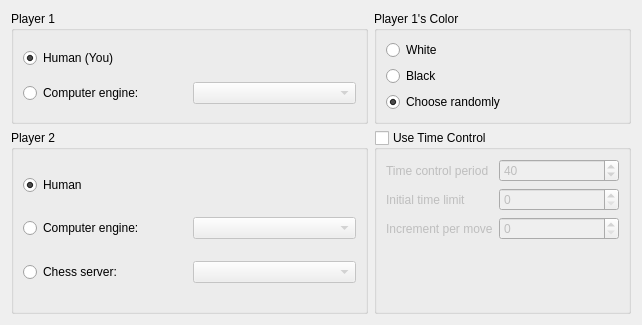
Old version of the form src/gamedialog.ui in the repository KDE/knights.
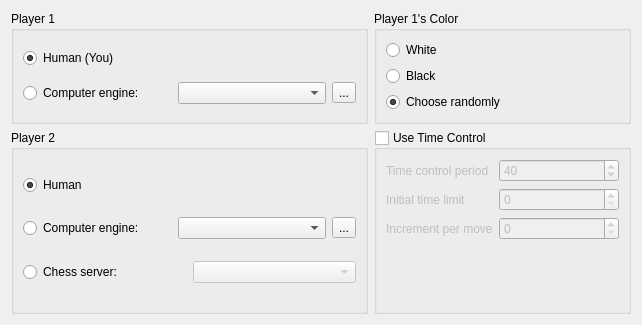
New version of the form. Custom widgets are drawn as their Qt base class.

Commit message: Finish implementing engine settings, still looks ugly

What changed in the file:
```diff
--- a/src/gamedialog.ui
+++ b/src/gamedialog.ui
@@ -62,12 +62,12 @@
          </widget>
         </item>
         <item>
-         <widget class="KHistoryComboBox" name="player1Program">
-          <property name="enabled">
-           <bool>false</bool>
-          </property>
-          <property name="historyItems">
-           <stringlist/>
+         <widget class="KComboBox" name="player1Program"/>
+        </item>
+        <item>
+         <widget class="QToolButton" name="player1Engines">
+          <property name="text">
+           <string>...</string>
           </property>
          </widget>
         </item>
@@ -102,12 +102,12 @@
          </widget>
         </item>
         <item>
-         <widget class="KHistoryComboBox" name="player2Program">
-          <property name="enabled">
-           <bool>false</bool>
-          </property>
-          <property name="historyItems">
-           <stringlist/>
+         <widget class="KComboBox" name="player2Program"/>
+        </item>
+        <item>
+         <widget class="QToolButton" name="player2Engines">
+          <property name="text">
+           <string>...</string>
           </property>
          </widget>
         </item>
```
Left out of the diff: 32 changed lines with no effect on the pictures. The commit also changes 5 other files.
